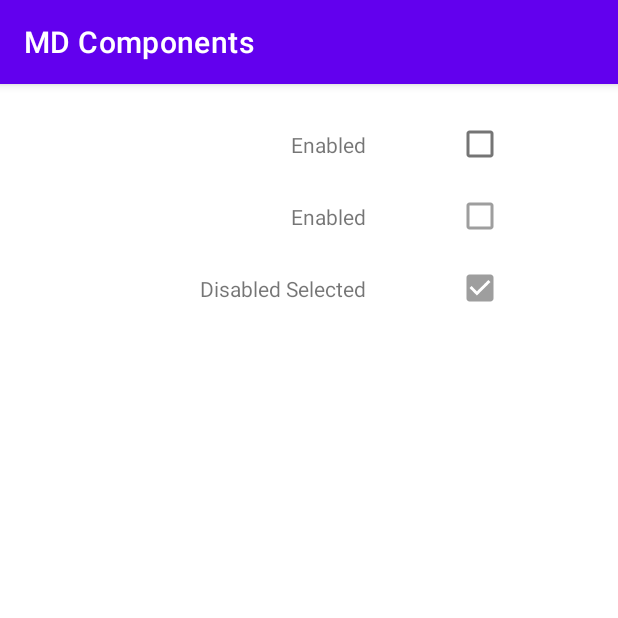
After one commit to JosueRuiz08/MDC, an Android app: the fragment CheckBoxFragment shown on its own in the app's theme, on a phone screen of 412 x 824 dp, the top half of it. The commit adds this screen. Run offline under Robolectric (Android 15) with nearby library versions, the phone set to English and light mode, and no system bars; our stand-ins replace ButterKnife.

Commit message:
Selection controls

```diff
--- /dev/null
+++ b/app/src/main/java/com/josue/example/mdcomponents/Fragments/CheckBoxFragment.java
@@ -0,0 +1,94 @@
+package com.josue.example.mdcomponents.Fragments;
+
+import android.os.Bundle;
+
+import androidx.fragment.app.Fragment;
+
+import android.view.LayoutInflater;
+import android.view.View;
+import android.view.ViewGroup;
+
+import com.josue.example.mdcomponents.R;
+import com.josue.example.mdcomponents.utils.Component;
+import com.josue.example.mdcomponents.utils.Constants;
+
+import butterknife.ButterKnife;
+import butterknife.Unbinder;
+
+/**
+ * A simple {@link Fragment} subclass.
+ * Use the {@link CheckBoxFragment#newInstance} factory method to
+ * create an instance of this fragment.
+ */
+public class CheckBoxFragment extends Fragment {
+
+    // TODO: Rename parameter arguments, choose names that match
+    // the fragment initialization parameters, e.g. ARG_ITEM_NUMBER
+    private static final String ARG_PARAM1 = "param1";
+    private static final String ARG_PARAM2 = "param2";
+
+    // TODO: Rename and change types of parameters
+    private String mParam1;
+    private String mParam2;
+
+    public  static final String TAG = "CheckBoxFragment";
+    private static Component mInstance;
+    Unbinder mUnbinder;
+
+    public static Component getItemInstance() {
+        mInstance = new Component();
+        mInstance.setName(TAG);
+        mInstance.setPhotoRes(R.drawable.img_checkboxes);
+        mInstance.setType(Constants.SCROLL);
+
+        return mInstance;
+    }
+
+    public CheckBoxFragment() {
+        // Required empty public constructor
+    }
+
+    /**
+     * Use this factory method to create a new instance of
+     * this fragment using the provided parameters.
+     *
+     * @param param1 Parameter 1.
+     * @param param2 Parameter 2.
+     * @return A new instance of fragment CheckBoxFragment.
+     */
+    // TODO: Rename and change types and number of parameters
+    public static CheckBoxFragment newInstance(String param1, String param2) {
+        CheckBoxFragment fragment = new CheckBoxFragment();
+        Bundle args = new Bundle();
+        args.putString(ARG_PARAM1, param1);
+        args.putString(ARG_PARAM2, param2);
+        fragment.setArguments(args);
+        return fragment;
+    }
+
+    @Override
+    public void onCreate(Bundle savedInstanceState) {
+        super.onCreate(savedInstanceState);
+        if (getArguments() != null) {
+            mParam1 = getArguments().getString(ARG_PARAM1);
+            mParam2 = getArguments().getString(ARG_PARAM2);
+        }
+    }
+
+    @Override
+    public View onCreateView(LayoutInflater inflater, ViewGroup container,
+                             Bundle savedInstanceState) {
+        // Inflate the layout for this fragment
+        View v = inflater.inflate(R.layout.fragment_check_box, container, false);
+        mUnbinder = ButterKnife.bind(this, v);
+
+
+        return v;
+    }
+
+    @Override
+    public void onDestroyView() {
+        super.onDestroyView();
+        mUnbinder.unbind();
+    }
+}
--- a/app/src/main/java/com/josue/example/mdcomponents/MainActivity.java
+++ b/app/src/main/java/com/josue/example/mdcomponents/MainActivity.java
@@ -8,6 +8,7 @@ import android.os.Bundle;
 
 import com.josue.example.mdcomponents.Fragments.ButtonFragment;
 import com.josue.example.mdcomponents.Fragments.BottomNavigationBarFragment;
+import com.josue.example.mdcomponents.Fragments.CheckBoxFragment;
 import com.josue.example.mdcomponents.Fragments.FloatingActionButtonFragment;
 import com.josue.example.mdcomponents.Fragments.SnackBarFragment;
 import com.josue.example.mdcomponents.Fragments.TextFieldFragment;
@@ -45,6 +46,7 @@ public class MainActivity extends AppCompatActivity implements OnClickListener {
         mAdapter.add(SnackBarFragment.getItemInstance());
         mAdapter.add(TextFieldFragment.getItemInstance());
         mAdapter.add(FloatingActionButtonFragment.getItemInstance());
+        mAdapter.add(CheckBoxFragment.getItemInstance());
     }
 
     private void configRecyclerView() {
--- a/app/src/main/java/com/josue/example/mdcomponents/utils/CommonUtils.java
+++ b/app/src/main/java/com/josue/example/mdcomponents/utils/CommonUtils.java
@@ -5,6 +5,7 @@ import androidx.fragment.app.Fragment;
 
 import com.josue.example.mdcomponents.Fragments.ButtonFragment;
 import com.josue.example.mdcomponents.Fragments.BottomNavigationBarFragment;
+import com.josue.example.mdcomponents.Fragments.CheckBoxFragment;
 import com.josue.example.mdcomponents.Fragments.FloatingActionButtonFragment;
 import com.josue.example.mdcomponents.Fragments.SnackBarFragment;
 import com.josue.example.mdcomponents.Fragments.TextFieldFragment;
@@ -37,6 +38,9 @@ public class CommonUtils {
             case FloatingActionButtonFragment.TAG:
                 fragment = new FloatingActionButtonFragment();
                 break;
+            case CheckBoxFragment.TAG:
+                fragment = new CheckBoxFragment();
+                break;
         }
         return fragment;
     }
--- a/app/src/main/res/layout/activity_main.xml
+++ b/app/src/main/res/layout/activity_main.xml
@@ -16,6 +16,6 @@
         app:layout_constraintStart_toStartOf="parent"
         app:layout_constraintTop_toBottomOf="parent"
         app:layout_constraintTop_toTopOf="parent"
-        tools:listitem="@layout/item_component"/>
+        tools:listitem="@layout/item_component" />
 
 </androidx.constraintlayout.widget.ConstraintLayout>
--- a/app/src/main/res/layout/content_scrolling.xml
+++ b/app/src/main/res/layout/content_scrolling.xml
@@ -1,6 +1,5 @@
 <?xml version="1.0" encoding="utf-8"?>
-<androidx.core.widget.NestedScrollView
-    xmlns:android="http://schemas.android.com/apk/res/android"
+<androidx.core.widget.NestedScrollView xmlns:android="http://schemas.android.com/apk/res/android"
     xmlns:app="http://schemas.android.com/apk/res-auto"
     xmlns:tools="http://schemas.android.com/tools"
     android:id="@+id/content_scroll"
--- a/app/src/main/res/layout/content_static.xml
+++ b/app/src/main/res/layout/content_static.xml
@@ -1,6 +1,5 @@
 <?xml version="1.0" encoding="utf-8"?>
-<androidx.constraintlayout.widget.ConstraintLayout
-    xmlns:android="http://schemas.android.com/apk/res/android"
+<androidx.constraintlayout.widget.ConstraintLayout xmlns:android="http://schemas.android.com/apk/res/android"
     xmlns:app="http://schemas.android.com/apk/res-auto"
     android:id="@+id/content_static"
     android:layout_width="match_parent"
--- a/app/src/main/res/layout/fragment_button.xml
+++ b/app/src/main/res/layout/fragment_button.xml
@@ -166,6 +166,7 @@
         app:rippleColor="@android:color/holo_blue_bright"
         app:strokeColor="@android:color/holo_blue_dark"
         app:strokeWidth="@dimen/common_padding_nano" />
+
     <TextView
         android:id="@+id/tvCustom"
         android:layout_width="wrap_content"
--- /dev/null
+++ b/app/src/main/res/layout/fragment_check_box.xml
@@ -0,0 +1,72 @@
+<?xml version="1.0" encoding="utf-8"?>
+<androidx.constraintlayout.widget.ConstraintLayout xmlns:android="http://schemas.android.com/apk/res/android"
+    xmlns:tools="http://schemas.android.com/tools"
+    xmlns:app="http://schemas.android.com/apk/res-auto"
+    android:id="@+id/containerMain"
+    android:layout_width="match_parent"
+    android:padding="@dimen/common_padding_default"
+    android:layout_height="match_parent"
+    tools:context=".Fragments.CheckBoxFragment">
+
+    <androidx.constraintlayout.widget.Guideline
+        android:id="@+id/guideline"
+        android:layout_width="wrap_content"
+        android:layout_height="0dp"
+        android:orientation="vertical"
+        app:layout_constraintTop_toTopOf="parent"
+        app:layout_constraintBottom_toBottomOf="parent"
+        app:layout_constraintGuide_percent="0.6" />
+
+    <CheckBox
+        android:id="@+id/cbEnable"
+        android:layout_width="wrap_content"
+        android:layout_height="wrap_content"
+        app:layout_constraintStart_toEndOf="@id/guideline"
+        app:layout_constraintEnd_toEndOf="parent"
+        app:layout_constraintTop_toTopOf="parent"
+        />
+    <TextView
+        android:id="@+id/tvEnable"
+        android:layout_width="wrap_content"
+        android:layout_height="wrap_content"
+        android:text="@string/status_enabled"
+        app:layout_constraintEnd_toStartOf="@id/guideline"
+        app:layout_constraintTop_toTopOf="@+id/cbEnable"
+        app:layout_constraintBottom_toBottomOf="@+id/cbEnable"/>
+
+    <CheckBox
+        android:id="@+id/cbDisable"
+        android:layout_width="wrap_content"
+        android:layout_height="wrap_content"
+        app:layout_constraintStart_toEndOf="@id/guideline"
+        app:layout_constraintEnd_toEndOf="parent"
+        app:layout_constraintTop_toBottomOf="@+id/cbEnable"
+        android:enabled="false"/>
+    <TextView
+        android:id="@+id/tvDisable"
+        android:layout_width="wrap_content"
+        android:layout_height="wrap_content"
+        android:text="@string/status_enabled"
+        app:layout_constraintEnd_toStartOf="@id/guideline"
+        app:layout_constraintTop_toTopOf="@+id/cbDisable"
+        app:layout_constraintBottom_toBottomOf="@+id/cbDisable"/>
+
+    <CheckBox
+        android:id="@+id/cbDisableSelected"
+        android:layout_width="wrap_content"
+        android:layout_height="wrap_content"
+        app:layout_constraintStart_toEndOf="@id/guideline"
+        app:layout_constraintEnd_toEndOf="parent"
+        app:layout_constraintTop_toBottomOf="@+id/cbDisable"
+        android:enabled="false"
+        android:checked="true"/>
+    <TextView
+        android:id="@+id/tvDisableSelected"
+        android:layout_width="wrap_content"
+        android:layout_height="wrap_content"
+        android:text="@string/status_disabled_selected"
+        app:layout_constraintEnd_toStartOf="@id/guideline"
+        app:layout_constraintTop_toTopOf="@+id/cbDisableSelected"
+        app:layout_constraintBottom_toBottomOf="@+id/cbDisableSelected"/>
+
+</androidx.constraintlayout.widget.ConstraintLayout>
--- a/app/src/main/res/layout/fragment_text_filed.xml
+++ b/app/src/main/res/layout/fragment_text_filed.xml
@@ -109,8 +109,8 @@
         app:boxCornerRadiusBottomStart="@dimen/circle_radius"
         app:boxCornerRadiusTopEnd="@dimen/circle_radius"
         app:boxCornerRadiusTopStart="@dimen/circle_radius"
+        app:endIconDrawable="@drawable/ic_format_size"
         app:endIconMode="custom"
-        app:endIconDrawable="@drawable/ic_format_size"
         app:endIconTint="@color/purple_700">
 
         <com.google.android.material.textfield.TextInputEditText
--- a/app/src/main/res/layout/item_component.xml
+++ b/app/src/main/res/layout/item_component.xml
@@ -14,8 +14,8 @@
         <androidx.appcompat.widget.AppCompatImageView
             android:id="@+id/imgPhoto"
             android:layout_width="0dp"
+            android:layout_height="@dimen/item_img_height"
             android:scaleType="centerCrop"
-            android:layout_height="@dimen/item_img_height"
             app:layout_constraintEnd_toEndOf="parent"
             app:layout_constraintStart_toStartOf="parent"
             app:layout_constraintTop_toTopOf="parent" />
```
Also changed, not shown: app/src/main/res/layout/fragment_bottom_navigation_bar.xml (+4 -4 lines), app/src/main/res/layout/fragment_floating_action_button.xml (+23 -24 lines).
